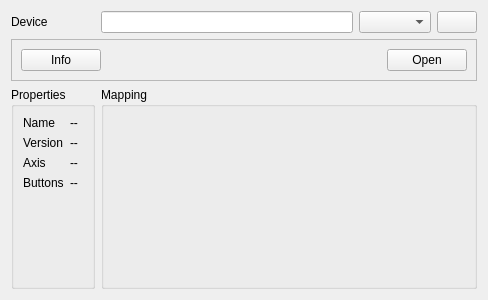
This is applications/physics/joystick/JoystickOptionsWidget.ui in PimenovAlexander/corecvs as Qt 5 draws it before an edit. The edited form follows.
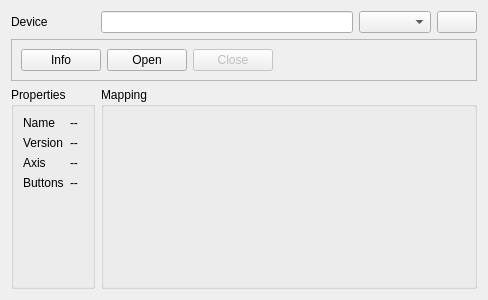
This is the edited form. Icons and pictures are not drawn.

Commit message: More on joystick interface

What changed in the file:
```diff
--- a/applications/physics/joystick/JoystickOptionsWidget.ui
+++ b/applications/physics/joystick/JoystickOptionsWidget.ui
@@ -49,6 +49,43 @@
         </property>
        </widget>
       </item>
+      <item>
+       <widget class="QPushButton" name="openPushButton">
+        <property name="text">
+         <string>Open</string>
+        </property>
+        <property name="icon">
+         <iconset resource="../../../resources/main.qrc">
+          <normaloff>:/new/prefix1/play.png</normaloff>:/new/prefix1/play.png</iconset>
+        </property>
+        <property name="iconSize">
+         <size>
+          <width>24</width>
+          <height>24</height>
+         </size>
+        </property>
+       </widget>
+      </item>
+      <item>
+       <widget class="QPushButton" name="closePushButton">
+        <property name="enabled">
+         <bool>false</bool>
+        </property>
+        <property name="text">
+         <string>Close</string>
+        </property>
+        <property name="icon">
+         <iconset resource="../../../resources/main.qrc">
+          <normaloff>:/new/prefix1/stop_2.png</normaloff>:/new/prefix1/stop_2.png</iconset>
+        </property>
+        <property name="iconSize">
+         <size>
+          <width>24</width>
+          <height>24</height>
+         </size>
+        </property>
+       </widget>
+      </item>
       <item>
        <spacer name="horizontalSpacer">
         <property name="orientation">
@@ -62,23 +99,6 @@
         </property>
        </spacer>
       </item>
-      <item>
-       <widget class="QPushButton" name="openPushButton">
-        <property name="text">
-         <string>Open</string>
-        </property>
-        <property name="icon">
-         <iconset resource="../../../resources/main.qrc">
-          <normaloff>:/new/prefix1/play.png</normaloff>:/new/prefix1/play.png</iconset>
-        </property>
-        <property name="iconSize">
-         <size>
-          <width>24</width>
-          <height>24</height>
-         </size>
-        </property>
-       </widget>
-      </item>
      </layout>
     </widget>
    </item>
```
Left out of the diff: 27 changed lines with no effect on the pictures. The commit also changes 6 other files.
